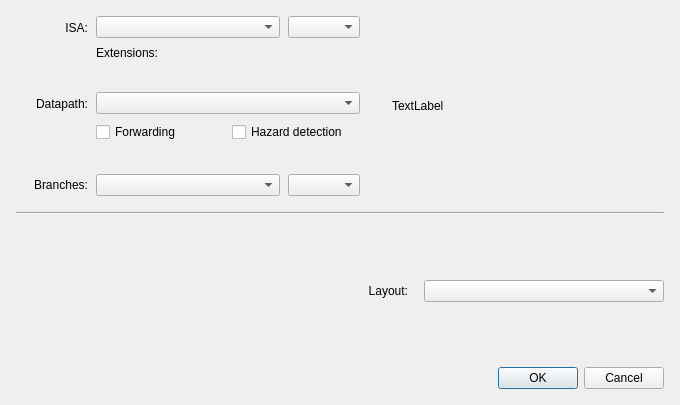
Above: src/processorconfigdialog.ui from silvigon/Jumping-Ripes before the change. Below: the same form after it.
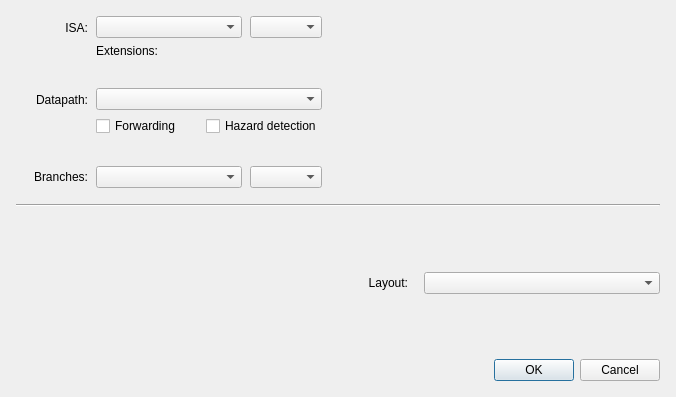
That is the form after the change. Custom widgets are drawn as their Qt base class.

Commit message: Add stub .cpp and .h files for config dialog

Diff of the .ui file:
```diff
--- a/src/processorconfigdialog.ui
+++ b/src/processorconfigdialog.ui
@@ -6,8 +6,8 @@
    <rect>
     <x>0</x>
     <y>0</y>
-    <width>680</width>
-    <height>405</height>
+    <width>676</width>
+    <height>397</height>
    </rect>
   </property>
   <property name="windowTitle">
@@ -40,7 +40,7 @@
         <number>8</number>
        </property>
        <property name="verticalSpacing">
-        <number>8</number>
+        <number>6</number>
        </property>
        <item row="0" column="0">
         <widget class="QLabel" name="isaLabel">
@@ -66,8 +66,14 @@
        </item>
        <item row="0" column="1">
         <layout class="QVBoxLayout" name="isaBox">
+         <property name="spacing">
+          <number>6</number>
+         </property>
          <item>
           <layout class="QHBoxLayout" name="isaBaseBox">
+           <property name="spacing">
+            <number>8</number>
+           </property>
            <item>
             <widget class="QComboBox" name="isa">
              <property name="sizePolicy">
@@ -143,6 +149,9 @@
        </item>
        <item row="2" column="1">
         <layout class="QVBoxLayout" name="datapathBox">
+         <property name="spacing">
+          <number>6</number>
+         </property>
          <item>
           <widget class="QComboBox" name="datapath">
            <property name="sizePolicy">
@@ -209,6 +218,9 @@
        </item>
        <item row="4" column="1">
         <layout class="QHBoxLayout" name="branchesBox">
+         <property name="spacing">
+          <number>8</number>
+         </property>
          <item>
           <widget class="QComboBox" name="branchStrategy">
            <property name="sizePolicy">
@@ -268,7 +280,7 @@
      <item>
       <widget class="QLabel" name="description">
        <property name="sizePolicy">
-        <sizepolicy hsizetype="Minimum" vsizetype="Minimum">
+        <sizepolicy hsizetype="MinimumExpanding" vsizetype="Minimum">
          <horstretch>0</horstretch>
          <verstretch>0</verstretch>
         </sizepolicy>
@@ -280,7 +292,7 @@
         </size>
        </property>
        <property name="text">
-        <string>TextLabel</string>
+        <string/>
        </property>
       </widget>
      </item>
@@ -301,7 +313,7 @@
      <item>
       <widget class="Ripes::RegisterInitializationWidget" name="regInitWidget" native="true">
        <property name="sizePolicy">
-        <sizepolicy hsizetype="Minimum" vsizetype="Minimum">
+        <sizepolicy hsizetype="MinimumExpanding" vsizetype="Minimum">
          <horstretch>0</horstretch>
          <verstretch>2</verstretch>
         </sizepolicy>
```
Left out of the diff: 8 changed lines with no effect on the pictures. The commit also changes 2 other files.
